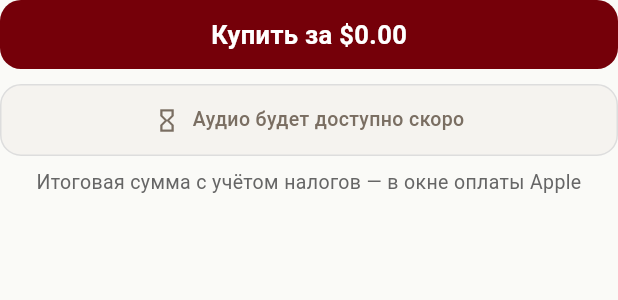
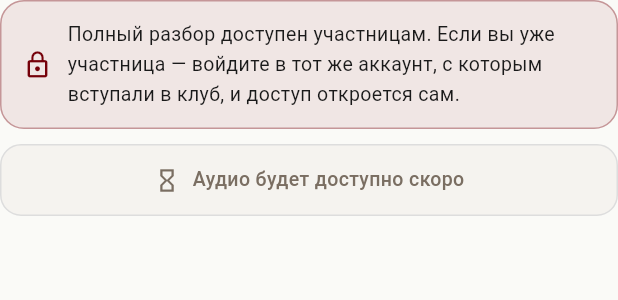
Before and after one commit to anna-busel/Chitatel_app, a Flutter app: the _ActionSection widget shown alone on an empty page, opened directly with empty values, on a phone screen of 412 x 824 dp. Shown: the top 300 px of the screen. Run offline on Flutter 3.47's test engine with Material 3 defaults, Android fonts, the phone set to English and light mode, and no system bars; our stand-ins replace audio_service, cached_network_image, dio, firebase_core, firebase_messaging, flutter_riverpod and 13 more; missing offline and left inert: audio_session, record; accounts and stored records are empty; network calls fail; statements that could not run were skipped.

Commit message:
Android бесплатный: экран разбора без цены, «Купить» и подписки
Co-Authored-By: Claude Opus 5.5 <noreply@anthropic.com>
Claude-Session: https://claude.ai/code/session_01WQCTz63SdnqK2TRHmXD5k9

```diff
--- a/app/lib/features/book/screens/book_screen.dart
+++ b/app/lib/features/book/screens/book_screen.dart
@@ -5,11 +5,13 @@ import '../../../core/router/routes.dart';
 import '../../../core/theme/app_colors.dart';
 import '../../../core/theme/app_typography.dart';
 import '../../../core/constants/app_spacing.dart';
+import '../../../core/constants/store_policy.dart';
 import '../../../shared/models/book_model.dart';
 import '../../../shared/widgets/app_button.dart';
 import '../../../shared/widgets/book_cover_image.dart';
 import '../../../shared/widgets/error_view.dart';
 import '../../../shared/widgets/listen_button.dart';
+import '../../../shared/widgets/members_only_note.dart';
 import '../../../shared/widgets/shimmer_loading.dart';
 import '../../auth/providers/auth_provider.dart';
 import '../../catalog/providers/catalog_provider.dart';
@@ -401,6 +403,9 @@ class _ActionSection extends ConsumerWidget {
 
     // Реакция на результат покупки ИМЕННО этого разбора. Провайдер общий на все
     // товары, поэтому сверяем productId, чтобы не среагировать на чужую покупку.
+    // 16.10.2026: на Android покупок нет — провайдер покупок не создаём
+    // (он подписывается на Google Play Billing), см. store_policy.dart.
+    if (kPurchasesEnabled) {
       ref.listen<ProductPurchaseState>(productPurchaseProvider, (prev, next) {
         if (productId == null || next.productId != productId) return;
         if (next.status == ProductPurchaseStatus.success ||
@@ -435,6 +440,7 @@ class _ActionSection extends ConsumerWidget {
           );
         }
       });
+    }
 
     // Вариант 4.12: бесплатная
     if (book.isFree) {
@@ -472,8 +478,9 @@ class _ActionSection extends ConsumerWidget {
     }
 
     // Вариант 4.13: платная без доступа
-    final purchase = ref.watch(productPurchaseProvider);
-    final isBuying = productId != null &&
+    final purchase = kPurchasesEnabled ? ref.watch(productPurchaseProvider) : null;
+    final isBuying = purchase != null &&
+        productId != null &&
         purchase.productId == productId &&
         (purchase.status == ProductPurchaseStatus.purchasing ||
             purchase.status == ProductPurchaseStatus.verifying);
@@ -565,6 +572,30 @@ class _PaidActions extends ConsumerWidget {
 
   @override
   Widget build(BuildContext context, WidgetRef ref) {
+    // 16.10.2026: Android бесплатный (store_policy.dart) — ни цены, ни кнопки
+    // покупки, ни строки про оплату. Плашка «для участниц» + превью.
+    if (!kPurchasesEnabled) {
+      return Column(
+        crossAxisAlignment: CrossAxisAlignment.stretch,
+        children: [
+          const MembersOnlyNote(
+            text: 'Полный разбор доступен участницам. $kMembersAccessHint',
+          ),
+          if (hasPreview) ...[
+            const SizedBox(height: 10),
+            AppButton(
+              text: 'Слушать превью (5 мин)',
+              onPressed: onPreview,
+              variant: AppButtonVariant.outline,
+            ),
+          ] else if (!hasAudio) ...[
+            const SizedBox(height: 10),
+            _DisabledAudioHint(),
+          ],
+        ],
+      );
+    }
+
     // 1.0.1: живая цена StoreKit (валюта сторфронта покупателя), БД — запасной
     // вариант, пока StoreKit не ответил.
     ref.read(storePricesProvider.notifier).ensure([book.appleProductId]);
@@ -620,6 +651,14 @@ class _ClubOnlyActions extends StatelessWidget {
 
   @override
   Widget build(BuildContext context) {
+    // 16.10.2026: на Android подписку не продаём — только пояснение, без
+    // кнопки (store_policy.dart).
+    if (!kPurchasesEnabled) {
+      return const MembersOnlyNote(
+        text: 'Разбор книжного клуба — открыт участницам клуба. '
+            '$kMembersAccessHint',
+      );
+    }
     return Column(
       crossAxisAlignment: CrossAxisAlignment.stretch,
       children: [
@@ -837,8 +876,11 @@ class _PackageUpsellCard extends StatelessWidget {
                         maxLines: 2,
                         overflow: TextOverflow.ellipsis,
                       ),
+                      // Android бесплатный — без продающей строки.
+                      if (kPurchasesEnabled) ...[
                         const SizedBox(height: 2),
                         Text('Вместе выгоднее', style: AppTypography.caption),
+                      ],
                     ],
                   ),
                 ),
```
Lines whose indentation alone changed are shown as unchanged.
